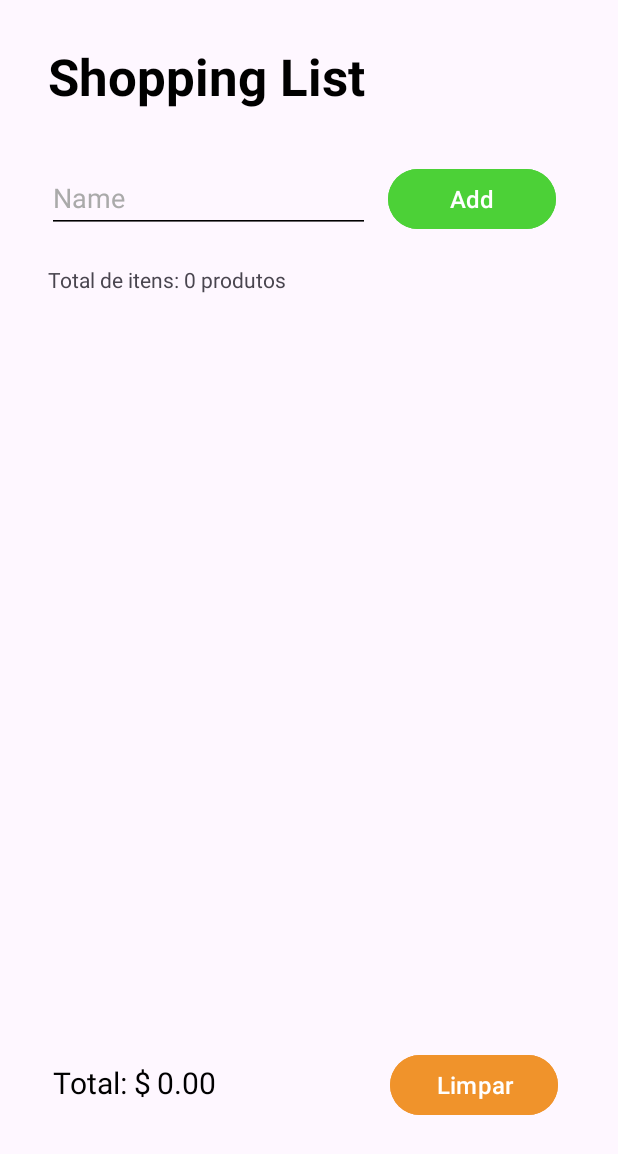
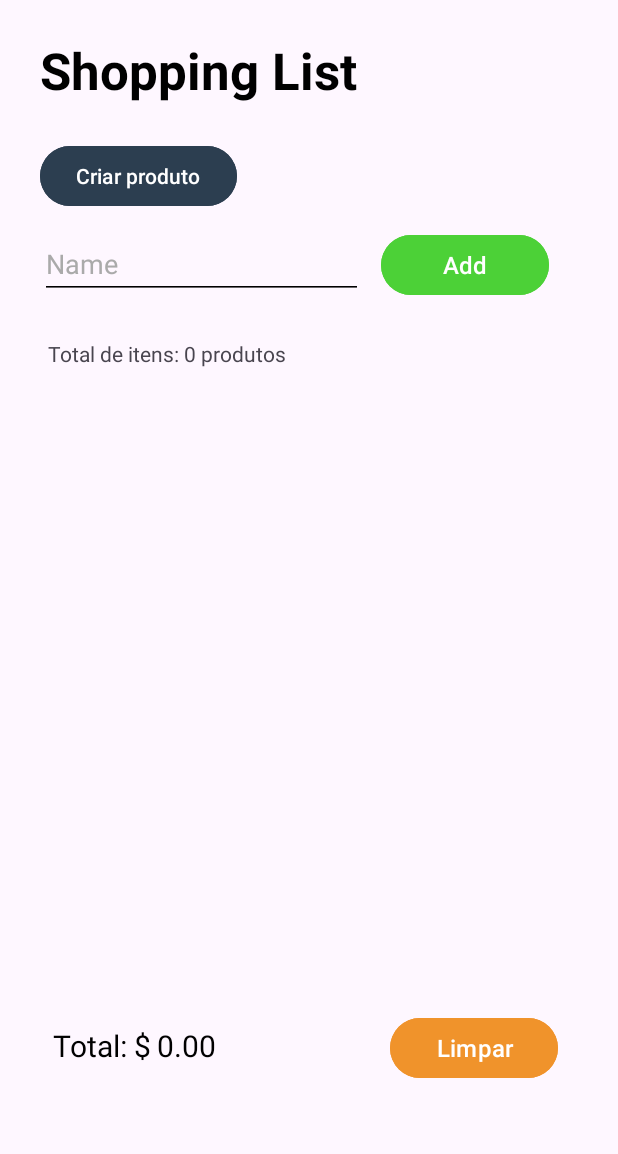
Before and after one commit to kleberson154/AppListaCompra, an Android app: the screen it shows after launch (MainActivity), on a phone screen of 412 x 824 dp. Shown: the top 1154 px of the screen. Run offline under Robolectric (Android 15) with nearby library versions, the phone set to English and light mode, and no system bars.

Commit message:
Adicionando a funcao de criar novos produtos no banco de dados

```diff
--- a/app/src/main/AndroidManifest.xml
+++ b/app/src/main/AndroidManifest.xml
@@ -22,6 +22,7 @@
             </intent-filter>
         </activity>
         <activity android:name=".view.MainActivity" android:exported="true"/>
+        <activity android:name=".view.NewProductActivity" android:exported="true"/>
 
     </application>
 
--- /dev/null
+++ b/app/src/main/java/com/kleberson/listacompra/exception/ProductExistException.kt
@@ -0,0 +1,6 @@
+package com.kleberson.listacompra.exception
+
+class ProductExistException(message: String = "Product already exists") : Exception(message) {
+    override val message: String?
+        get() = "Erro: ${super.message}"
+}
--- a/app/src/main/java/com/kleberson/listacompra/view/MainActivity.kt
+++ b/app/src/main/java/com/kleberson/listacompra/view/MainActivity.kt
@@ -1,6 +1,7 @@
 package com.kleberson.listacompra.view
 
 import android.annotation.SuppressLint
+import android.content.Intent
 import android.os.Bundle
 import android.util.Log
 import android.widget.ArrayAdapter
@@ -64,6 +65,7 @@ class MainActivity : AppCompatActivity() {
         val inputName = findViewById<AutoCompleteTextView>(R.id.autoCompleteTextView)
         val btnAdd = findViewById<Button>(R.id.buttonAdicionar)
         val btnLimpar = findViewById<Button>(R.id.buttonLimpar)
+        val btnCreateMain = findViewById<Button>(R.id.buttonCriarMain)
         val adapter = ArrayAdapter(this, android.R.layout.simple_dropdown_item_1line, listProducts.map { it.name })
         inputName.setAdapter(adapter)
 
@@ -86,5 +88,11 @@ class MainActivity : AppCompatActivity() {
             total.text = String.format(Locale.US,"%.2f", listRecycle.sumOf { it.price })
         }
 
+        btnCreateMain.setOnClickListener {
+            Intent(this, NewProductActivity::class.java).apply {
+                startActivity(this)
+            }
+        }
+
     }
 }
--- a/app/src/main/res/layout/activity_main.xml
+++ b/app/src/main/res/layout/activity_main.xml
@@ -12,13 +12,13 @@
         android:id="@+id/textView"
         android:layout_width="wrap_content"
         android:layout_height="wrap_content"
-        android:layout_marginTop="28dp"
+        android:layout_marginTop="24dp"
         android:text="Shopping List"
         android:textColor="@color/design_default_color_on_secondary"
         android:textSize="34sp"
         android:textStyle="bold"
         app:layout_constraintEnd_toEndOf="parent"
-        app:layout_constraintHorizontal_bias="0.159"
+        app:layout_constraintHorizontal_bias="0.134"
         app:layout_constraintStart_toStartOf="parent"
         app:layout_constraintTop_toTopOf="parent" />
 
@@ -35,8 +35,8 @@
 
     <androidx.recyclerview.widget.RecyclerView
         android:id="@+id/RecycleView"
-        android:layout_width="339dp"
-        android:layout_height="475dp"
+        android:layout_width="331dp"
+        android:layout_height="395dp"
         app:layout_constraintBottom_toBottomOf="parent"
         app:layout_constraintEnd_toEndOf="parent"
         app:layout_constraintHorizontal_bias="0.444"
@@ -73,7 +73,7 @@
         android:id="@+id/autoCompleteTextView"
         android:layout_width="215dp"
         android:layout_height="46dp"
-        android:layout_marginTop="36dp"
+        android:layout_marginTop="12dp"
         android:backgroundTint="@color/design_default_color_on_secondary"
         android:ems="10"
         android:hint="Name"
@@ -81,9 +81,9 @@
         android:textColor="@color/design_default_color_on_secondary"
         android:textColorHint="@android:color/darker_gray"
         app:layout_constraintEnd_toEndOf="parent"
-        app:layout_constraintHorizontal_bias="0.159"
+        app:layout_constraintHorizontal_bias="0.137"
         app:layout_constraintStart_toStartOf="parent"
-        app:layout_constraintTop_toBottomOf="@+id/textView" />
+        app:layout_constraintTop_toBottomOf="@+id/buttonCriarMain" />
 
     <Button
         android:id="@+id/buttonLimpar"
@@ -115,4 +115,16 @@
         app:layout_constraintBaseline_toBaselineOf="@+id/textView3"
         app:layout_constraintStart_toEndOf="@+id/textView3" />
 
+    <Button
+        android:id="@+id/buttonCriarMain"
+        android:layout_width="wrap_content"
+        android:layout_height="wrap_content"
+        android:layout_marginTop="24dp"
+        android:backgroundTint="@color/bg"
+        android:text="Criar produto"
+        app:layout_constraintEnd_toEndOf="parent"
+        app:layout_constraintHorizontal_bias="0.096"
+        app:layout_constraintStart_toStartOf="parent"
+        app:layout_constraintTop_toBottomOf="@+id/textView" />
+
 </androidx.constraintlayout.widget.ConstraintLayout>
```
Also changed, not shown: app/src/main/java/com/kleberson/listacompra/controller/NewProductController.kt (added, +28 -0 lines), app/src/main/java/com/kleberson/listacompra/database/Database.kt (+7 -0 lines), app/src/main/java/com/kleberson/listacompra/view/NewProductActivity.kt (added, +36 -0 lines), app/src/main/res/layout/newproduct_activity.xml (added, +84 -0 lines).
